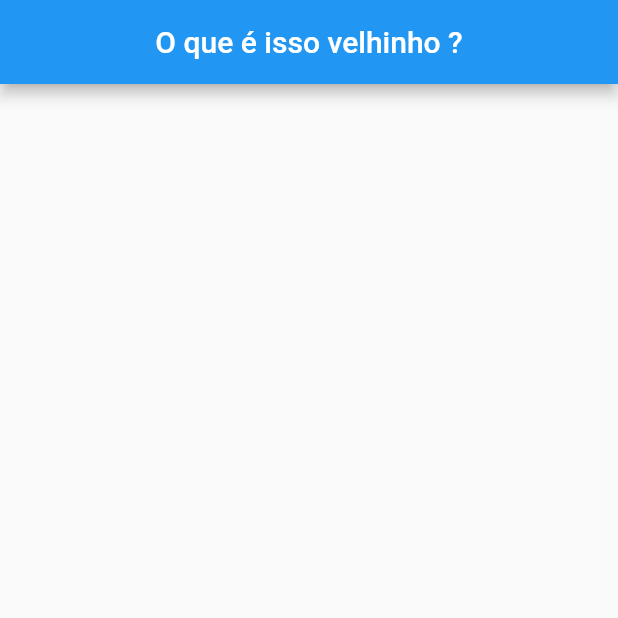
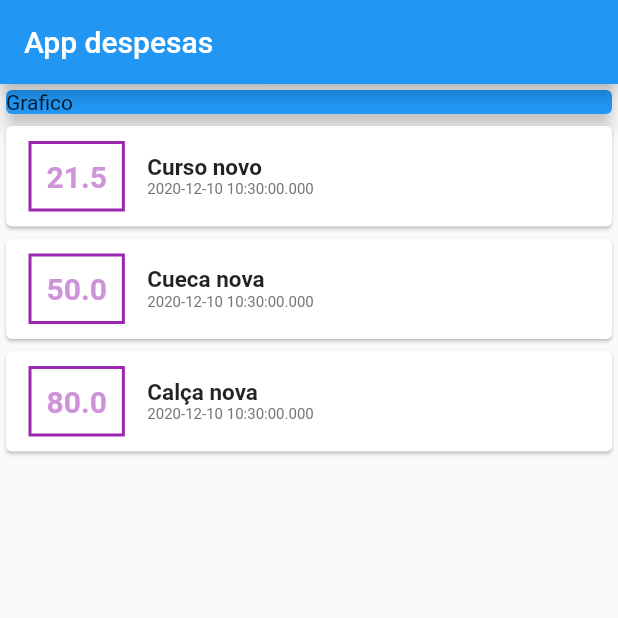
Before and after one commit to GuhSntLean/PersonMoney-Flutter, a Flutter app: the screen it shows after launch, on a phone screen of 412 x 824 dp, the top half of it. Run offline on Flutter 3.47's test engine with Material 2 defaults, Android fonts, the phone set to English and light mode, and no system bars.

Commit message:
Mudando o Style e adicionando o transaction

```diff
--- a/lib/main.dart
+++ b/lib/main.dart
@@ -1,25 +1,103 @@
 import 'package:flutter/material.dart';
+import 'model/Transaction.dart';
 
 void main() => runApp(PesonMoney());
 
-class _MyPesonMoneyState extends State<PesonMoney> {
+class PesonMoney extends StatelessWidget {
   @override
   Widget build(BuildContext context) {
-    return MaterialApp(
-      debugShowCheckedModeBanner: false,
-      home: Scaffold(
-        appBar: AppBar(
-          title: Center(
-            child: Text('O que é isso velhinho ?', textAlign: TextAlign.center),
-          ),
-        ),
-        body: Container(),
-      ),
-    );
+    return MaterialApp(debugShowCheckedModeBanner: false, home: _MyHomePage());
   }
 }
 
-class PesonMoney extends StatefulWidget {
+class _MyHomePage extends StatelessWidget {
+  final List<Transaction> _transaction = [
+    Transaction(
+      id: 't1',
+      title: 'Curso novo',
+      value: 21.50,
+      date: DateTime.now(),
+    ),
+    Transaction(
+      id: 't2',
+      title: 'Cueca nova',
+      value: 50.00,
+      date: DateTime.now(),
+    ),
+    Transaction(
+      id: 't3',
+      title: 'Calça nova',
+      value: 80.00,
+      date: DateTime.now(),
+    ),
+  ];
+
   @override
-  _MyPesonMoneyState createState() => _MyPesonMoneyState();
+  Widget build(BuildContext context) {
+    return Scaffold(
+        appBar: AppBar(
+          title: Text('App despesas'),
+        ),
+        body: Column(
+          mainAxisAlignment: MainAxisAlignment.start,
+          crossAxisAlignment: CrossAxisAlignment.start,
+          children: <Widget>[
+            Container(
+              width: double.infinity,
+              child: Card(
+                color: Colors.blue,
+                child: Text('Grafico'),
+                elevation: 5,
+              ),
+            ),
+            Column(
+              children: _transaction.map((transaction) {
+                return Card(
+                  child: Row(
+                    children: <Widget>[
+                      Container(
+                        margin: EdgeInsets.symmetric(
+                          horizontal: 15,
+                          vertical: 10,
+                        ),
+                        decoration: BoxDecoration(
+                            border: Border.all(
+                          color: Colors.purple,
+                          width: 2,
+                        )),
+                        padding: EdgeInsets.all(10),
+                        child: Text(transaction.value.toString(),
+                            style: TextStyle(
+                              fontWeight: FontWeight.bold,
+                              fontSize: 20,
+                              color: Colors.purple[200],
+                            )),
+                      ),
+                      Column(
+                        crossAxisAlignment: CrossAxisAlignment.start,
+                        children: <Widget>[
+                          Text(
+                            transaction.title,
+                            style: TextStyle(
+                              fontWeight: FontWeight.bold,
+                              fontSize: 15,
+                            ),
+                          ),
+                          Text(
+                            transaction.date.toString(),
+                            style: TextStyle(
+                              fontSize: 10,
+                              color: Colors.grey[600],
+                            ),
+                          ),
+                        ],
+                      )
+                    ],
+                  ),
+                );
+              }).toList(),
+            ),
+          ],
+        ));
+  }
 }
--- /dev/null
+++ b/lib/model/Transaction.dart
@@ -0,0 +1,14 @@
+import 'package:flutter/foundation.dart';
+
+class Transaction {
+  final String id;
+  final String title;
+  final double value;
+  final DateTime date;
+
+  Transaction(
+      {@required this.id,
+      @required this.title,
+      @required this.value,
+      @required this.date});
+}
```
